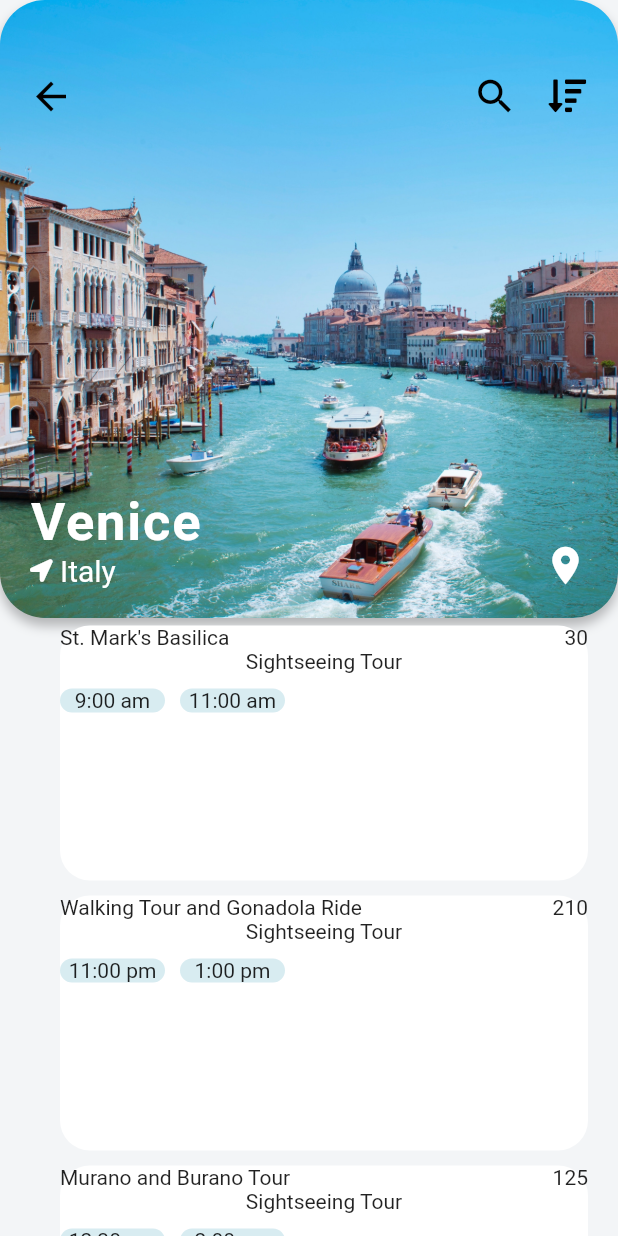
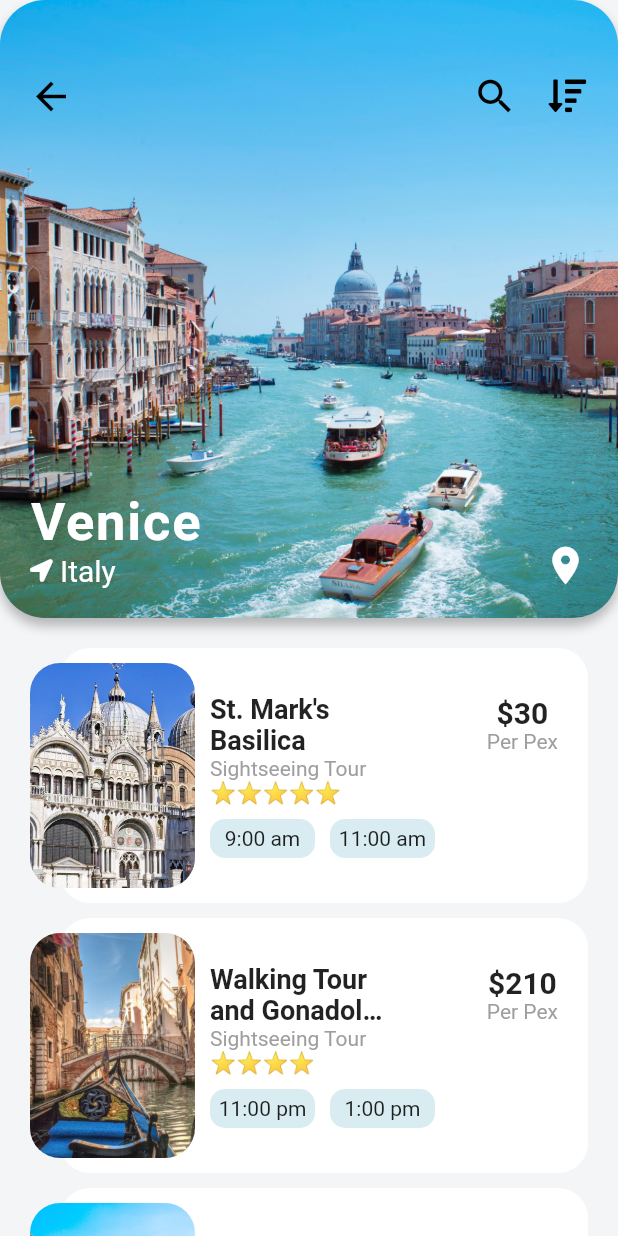
Before and after one commit to Adil-Rangila/travel_ui_flutter, a Flutter app: the DestinationScreen screen opened directly with sample values from the repository, on a phone screen of 412 x 824 dp. Run offline on Flutter 3.47's test engine with Material 2 defaults, Android fonts, the phone set to English and light mode, and no system bars; our stand-ins replace font_awesome_flutter; network calls fail.

Commit message:
Ui completed...

```diff
--- a/lib/screens/destination_screen.dart
+++ b/lib/screens/destination_screen.dart
@@ -1,3 +1,4 @@
+import 'package:flutter/cupertino.dart';
 import 'package:flutter/material.dart';
 import 'package:font_awesome_flutter/font_awesome_flutter.dart';
 import 'package:traveluiflutter/models/activity_model.dart';
@@ -13,6 +14,14 @@ class DestinationScreen extends StatefulWidget {
 }
 
 class _DestinationScreenState extends State<DestinationScreen> {
+  Text _buildRatingStar(int rating) {
+    String star = '';
+    for (int i = 0; i < rating; i++) {
+      star += '⭐';
+    }
+    return Text(star);
+  }
+
   @override
   Widget build(BuildContext context) {
     return Scaffold(
@@ -128,6 +137,7 @@ class _DestinationScreenState extends State<DestinationScreen> {
           //bottom list view of activities........................
           Expanded(
             child: ListView.builder(
+              padding: EdgeInsets.only(top: 15.0, bottom: 15.0),
               itemCount: widget.destination.activities.length,
               itemBuilder: (BuildContext context, int index) {
                 Activity activity = widget.destination.activities[index];
@@ -141,21 +151,59 @@ class _DestinationScreenState extends State<DestinationScreen> {
                         borderRadius: BorderRadius.circular(20.0),
                         color: Colors.white,
                       ),
+                      child: Padding(
+                        padding:
+                            const EdgeInsets.fromLTRB(100.0, 0.0, 20.0, 0.0),
                         child: Column(
+                          mainAxisAlignment: MainAxisAlignment.center,
+                          crossAxisAlignment: CrossAxisAlignment.start,
                           children: <Widget>[
                             Row(
                               mainAxisAlignment: MainAxisAlignment.spaceBetween,
                               children: <Widget>[
-                              Text(activity.name),
-                              Text('${activity.price}'),
+                                Container(
+                                  width: 120.0,
+                                  child: Text(
+                                    activity.name,
+                                    style: TextStyle(
+                                      fontSize: 18.0,
+                                      fontWeight: FontWeight.w600,
+                                    ),
+                                    maxLines: 2,
+                                    overflow: TextOverflow.ellipsis,
+                                  ),
+                                ),
+                                Column(
+                                  children: <Widget>[
+                                    Text(
+                                      '\$${activity.price}',
+                                      style: TextStyle(
+                                        fontWeight: FontWeight.w600,
+                                        fontSize: 20.0,
+                                      ),
+                                    ),
+                                    Text(
+                                      'Per Pex',
+                                      style: TextStyle(
+                                        color: Colors.grey,
+                                      ),
+                                    ),
                                   ],
                                 ),
-                          Text(activity.type),
-                          //_buildRatingStar(activity.rating),
+                              ],
+                            ),
+                            Text(
+                              activity.type,
+                              style: TextStyle(
+                                color: Colors.grey,
+                              ),
+                            ),
+                            _buildRatingStar(activity.rating),
                             SizedBox(height: 10.0),
                             Row(
                               children: <Widget>[
                                 Container(
+                                  padding: EdgeInsets.all(5.0),
                                   width: 70.0,
                                   alignment: Alignment.center,
                                   decoration: BoxDecoration(
@@ -166,6 +214,7 @@ class _DestinationScreenState extends State<DestinationScreen> {
                                 ),
                                 SizedBox(width: 10.0),
                                 Container(
+                                  padding: EdgeInsets.all(5.0),
                                   width: 70.0,
                                   alignment: Alignment.center,
                                   decoration: BoxDecoration(
@@ -179,6 +228,20 @@ class _DestinationScreenState extends State<DestinationScreen> {
                           ],
                         ),
                       ),
+                    ),
+                    Positioned(
+                      left: 20.0,
+                      top: 15.0,
+                      bottom: 15.0,
+                      child: ClipRRect(
+                        borderRadius: BorderRadius.circular(20.0),
+                        child: Image(
+                          image: AssetImage(activity.imageUrl),
+                          width: 110.0,
+                          fit: BoxFit.cover,
+                        ),
+                      ),
+                    ),
                   ],
                 );
               },
```
Lines whose indentation alone changed are shown as unchanged.
